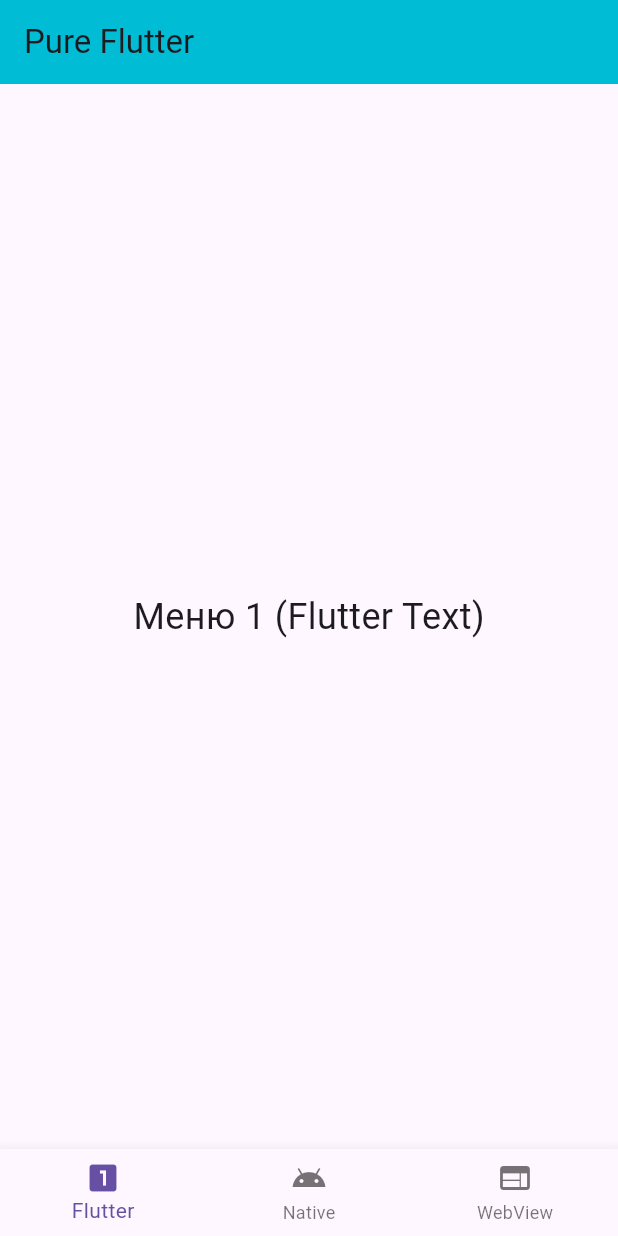
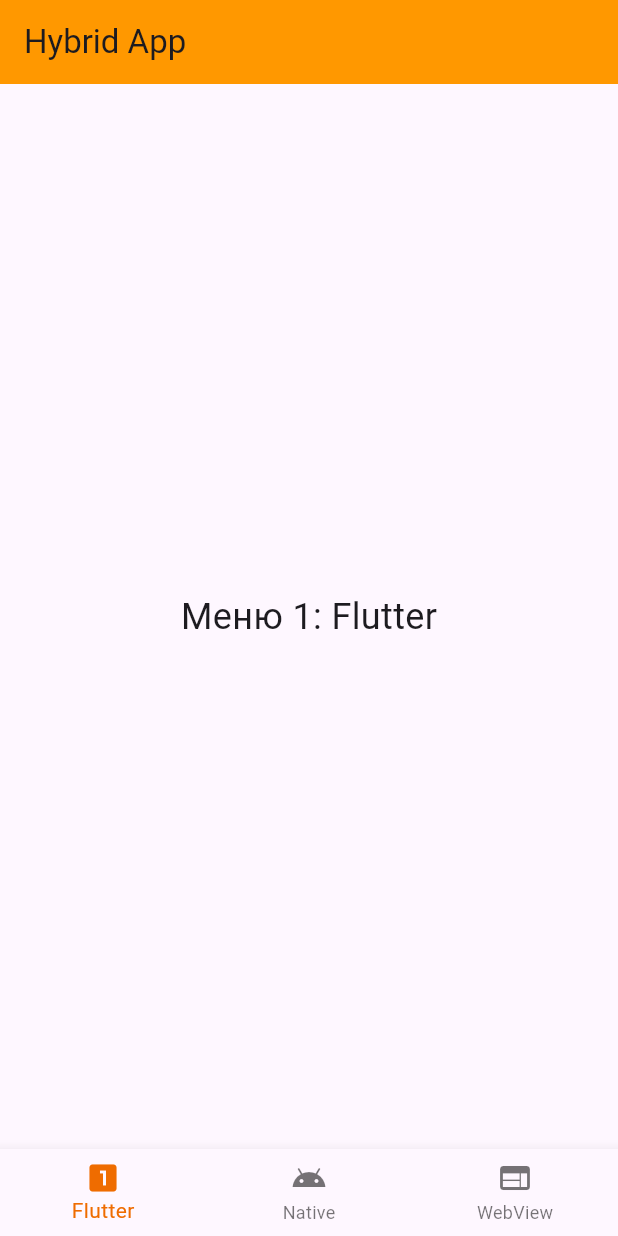
Before and after one commit to hoochiecoo/flutterkot2, a Flutter app: the screen it shows after launch, on a phone screen of 412 x 824 dp. Run offline on Flutter 3.47's test engine with Material 3 defaults, Android fonts, the phone set to English and light mode, and no system bars; our stand-ins replace webview_flutter.

Commit message:
Add files via upload

```diff
--- a/lib/main.dart
+++ b/lib/main.dart
@@ -1,4 +1,5 @@
 import 'package:flutter/material.dart';
+import 'package:flutter/services.dart'; // Для MethodChannel
 import 'package:webview_flutter/webview_flutter.dart';
 
 void main() {
@@ -11,11 +12,8 @@ class MyApp extends StatelessWidget {
   @override
   Widget build(BuildContext context) {
     return MaterialApp(
-      title: 'Hybrid Test',
-      theme: ThemeData(
-        primarySwatch: Colors.cyan,
-        useMaterial3: true,
-      ),
+      title: 'Hybrid Activity',
+      theme: ThemeData(primarySwatch: Colors.orange, useMaterial3: true),
       home: const MainScreen(),
     );
   }
@@ -31,7 +29,9 @@ class MainScreen extends StatefulWidget {
 class _MainScreenState extends State<MainScreen> {
   int _selectedIndex = 0;
 
-  // Контроллер для WebView (вкладка 3)
+  // Канал для общения с Android
+  static const platform = MethodChannel('com.example.hybrid/nav');
+
   late final WebViewController _webController;
 
   @override
@@ -41,46 +41,60 @@ class _MainScreenState extends State<MainScreen> {
       ..setJavaScriptMode(JavaScriptMode.unrestricted)
       ..setBackgroundColor(const Color(0x00000000))
       ..loadHtmlString('''
-        <!DOCTYPE html>
-        <html>
-        <body style="background-color:#e0f7fa; display:flex; justify-content:center; align-items:center; height:100vh; margin:0;">
-          <h1 style="color:#006064; font-family:sans-serif; text-align:center;">
-            а это вебвью на простом html
-          </h1>
-        </body>
-        </html>
+        <!DOCTYPE html><html><body style="background:#e0f2f1;display:flex;justify-content:center;align-items:center;height:100vh;margin:0">
+        <h1 style="color:#00695c;font-family:sans-serif">а это вебвью на простом html</h1>
+        </body></html>
       ''');
+  }
+
+  // Метод запуска нативного Activity
+  Future<void> _launchNative() async {
+    try {
+      await platform.invokeMethod('openNativeScreen');
+    } on PlatformException catch (e) {
+      debugPrint("Не удалось открыть натив: '${e.message}'.");
+    }
   }
 
   @override
   Widget build(BuildContext context) {
     return Scaffold(
-      appBar: AppBar(
-        title: Text(_getTitle(_selectedIndex)),
-        backgroundColor: Colors.cyan,
-      ),
+      appBar: AppBar(title: const Text("Hybrid App"), backgroundColor: Colors.orange),
       body: IndexedStack(
         index: _selectedIndex,
         children: [
-          // Вкладка 1: Flutter
-          const Center(
-            child: Text('Меню 1 (Flutter Text)', style: TextStyle(fontSize: 24)),
+          // 1. Flutter
+          const Center(child: Text("Меню 1: Flutter", style: TextStyle(fontSize: 24))),
+
+          // 2. Native Launcher (вместо embedded view)
+          Center(
+            child: Column(
+              mainAxisAlignment: MainAxisAlignment.center,
+              children: [
+                const Icon(Icons.android, size: 80, color: Colors.green),
+                const SizedBox(height: 20),
+                const Text("Нативный экран (Activity)", style: TextStyle(fontSize: 20)),
+                const SizedBox(height: 20),
+                ElevatedButton(
+                  onPressed: _launchNative, // Вызываем Kotlin
+                  child: const Text("ОТКРЫТЬ NATIVE ACTIVITY"),
+                ),
+                const Padding(
+                  padding: EdgeInsets.all(16.0),
+                  child: Text("Это откроет отдельный Kotlin экран поверх Flutter", textAlign: TextAlign.center, style: TextStyle(color: Colors.grey)),
+                )
+              ],
+            ),
           ),
 
-          // Вкладка 2: NATIVE VIEW (AndroidView)
-          // Flutter просит Android отрендерить 'native_text_view'
-          const AndroidView(
-            viewType: 'native_text_view',
-            layoutDirection: TextDirection.ltr,
-          ),
-
-          // Вкладка 3: WebView
+          // 3. WebView
           WebViewWidget(controller: _webController),
         ],
       ),
       bottomNavigationBar: BottomNavigationBar(
         currentIndex: _selectedIndex,
         onTap: (index) => setState(() => _selectedIndex = index),
+        selectedItemColor: Colors.orange[800],
         items: const [
           BottomNavigationBarItem(icon: Icon(Icons.looks_one), label: 'Flutter'),
           BottomNavigationBarItem(icon: Icon(Icons.android), label: 'Native'),
@@ -89,13 +103,4 @@ class _MainScreenState extends State<MainScreen> {
       ),
     );
   }
-
-  String _getTitle(int index) {
-    switch (index) {
-      case 0: return 'Pure Flutter';
-      case 1: return 'Native Kotlin';
-      case 2: return 'WebView HTML';
-      default: return 'App';
-    }
-  }
 }
--- a/pubspec.yaml
+++ b/pubspec.yaml
@@ -1,5 +1,5 @@
-name: hybrid_test_app
-description: Flutter + Native View + WebView.
+name: hybrid_activity_app
+description: Flutter + Native Activity + WebView.
 publish_to: 'none'
 version: 1.0.0+1
 
@@ -9,7 +9,6 @@ environment:
 dependencies:
   flutter:
     sdk: flutter
-  # Нужен для вкладки 3
   webview_flutter: ^4.7.0
 
 flutter:
```
Also changed, not shown: 2 other files.
